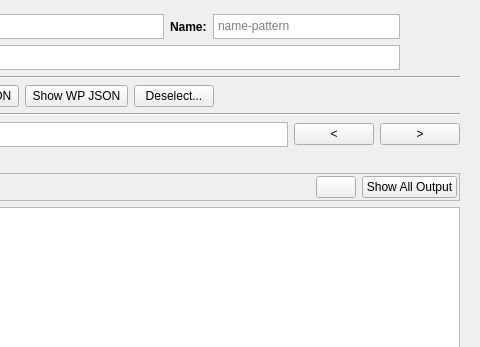
First picture: the form in yellowdog_cli/commander/commander.ui, repository yellowdog/yellowdog-cli, before the edit; both pictures show x 611 to 1091 and y 0 to 347 of the 1091 by 840 pixel window.
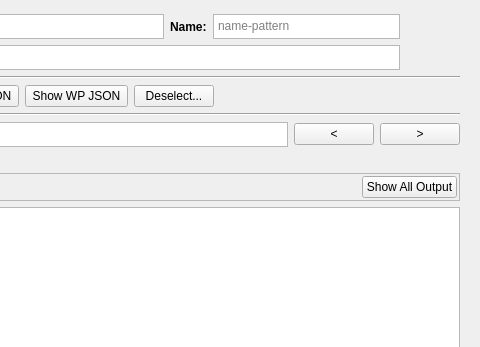
Second picture: the form after the edit. Icons and pictures are not drawn.

Commit message: Allow command output filtering PID selection using dialog

Diff of the .ui file:
```diff
--- a/yellowdog_cli/commander/commander.ui
+++ b/yellowdog_cli/commander/commander.ui
@@ -950,9 +950,6 @@
            </property>
           </widget>
          </item>
-         <item>
-          <widget class="QPushButton" name="output_filter_hidden_lines"/>
-         </item>
          <item>
           <widget class="QPushButton" name="output_filter_show_all">
            <property name="text">
```
The commit also changes 7 other files.
